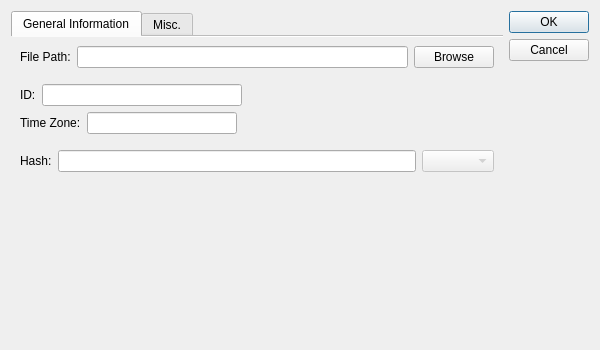
This is src/ui/dialogs/addDataSourceDialog/adddatasourcedialog.ui in davidferrei/nomen as Qt 5 draws it before an edit. The edited form follows.
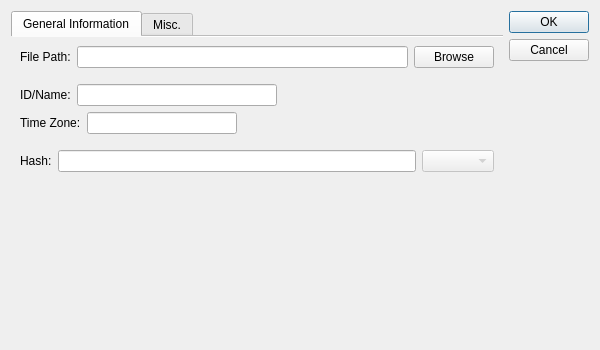
This is the edited form. The open tabs and pages were chosen to show the change.

What changed in the file:
```diff
--- a/src/ui/dialogs/addDataSourceDialog/adddatasourcedialog.ui
+++ b/src/ui/dialogs/addDataSourceDialog/adddatasourcedialog.ui
@@ -187,7 +187,7 @@
              <item>
               <widget class="QLabel" name="label_5">
                <property name="text">
-                <string>ID:</string>
+                <string>ID/Name:</string>
                </property>
               </widget>
              </item>
```
Left out of the diff: 4 changed lines with no effect on the pictures.
